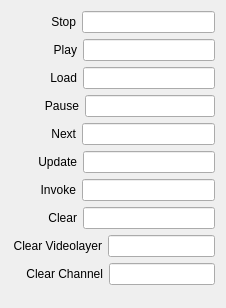
Old version of the form src/Widgets/Inspector/InspectorCustomCommandWidget.ui in the repository CasparCG/client.
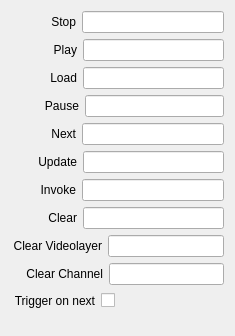
New version of the form.

Commit message: Added trigger on next feature for custom command items.

What changed in the file:
```diff
--- a/src/Widgets/Inspector/InspectorCustomCommandWidget.ui
+++ b/src/Widgets/Inspector/InspectorCustomCommandWidget.ui
@@ -6,8 +6,8 @@
    <rect>
     <x>0</x>
     <y>0</y>
-    <width>226</width>
-    <height>308</height>
+    <width>235</width>
+    <height>336</height>
    </rect>
   </property>
   <property name="sizePolicy">
@@ -347,6 +347,59 @@
      </item>
     </layout>
    </item>
+   <item>
+    <layout class="QHBoxLayout" name="horizontalLayoutTriggerOnNext">
+     <item>
+      <spacer name="horizontalSpacerTriggerOnNext1">
+       <property name="orientation">
+        <enum>Qt::Horizontal</enum>
+       </property>
+       <property name="sizeType">
+        <enum>QSizePolicy::Fixed</enum>
+       </property>
+       <property name="sizeHint" stdset="0">
+        <size>
+         <width>2</width>
+         <height>20</height>
+        </size>
+       </property>
+      </spacer>
+     </item>
+     <item>
+      <widget class="QLabel" name="labelTriggerOnNext">
+       <property name="text">
+        <string>Trigger on next</string>
+       </property>
+       <property name="alignment">
+        <set>Qt::AlignRight|Qt::AlignTrailing|Qt::AlignVCenter</set>
+       </property>
+      </widget>
+     </item>
+     <item>
+      <widget class="QCheckBox" name="checkBoxTriggerOnNext">
+       <property name="layoutDirection">
+        <enum>Qt::RightToLeft</enum>
+       </property>
+       <property name="text">
+        <string/>
+       </property>
+      </widget>
+     </item>
+     <item>
+      <spacer name="horizontalSpacerTriggerOnNext2">
+       <property name="orientation">
+        <enum>Qt::Horizontal</enum>
+       </property>
+       <property name="sizeHint" stdset="0">
+        <size>
+         <width>40</width>
+         <height>20</height>
+        </size>
+       </property>
+      </spacer>
+     </item>
+    </layout>
+   </item>
    <item>
     <spacer name="verticalSpacerFileRecorder">
      <property name="orientation">
```
Left out of the diff: 30 changed lines with no effect on the pictures. The commit also changes 7 other files.
